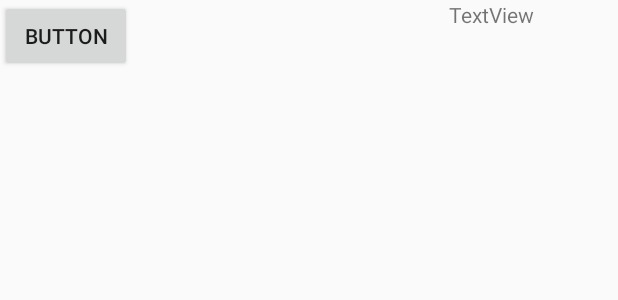
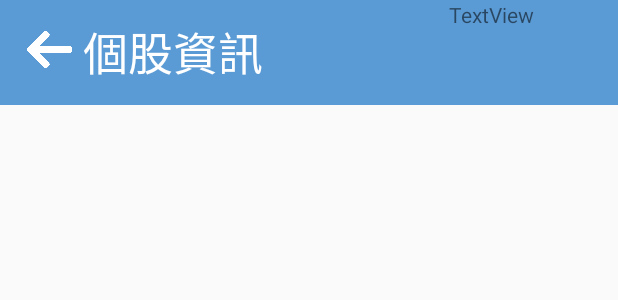
Before and after one commit to yishantsai13/Stockbot, an Android app: the layout second.xml on its own in the app's theme, with its tools: preview values and no code run, on a phone screen of 412 x 824 dp. Shown: the top 300 px of the screen. Run offline under Robolectric (Android 15) with nearby library versions, the phone set to English and light mode, and no system bars.

Commit message:
stock layout

```diff
--- a/app/build.gradle
+++ b/app/build.gradle
@@ -23,6 +23,7 @@ dependencies {
     implementation 'com.android.support:appcompat-v7:26.1.0'
     implementation 'com.android.support.constraint:constraint-layout:1.0.2'
     implementation 'com.google.firebase:firebase-database:11.8.0'
+    implementation 'com.android.support:design:26.1.0'
     testImplementation 'junit:junit:4.12'
     androidTestImplementation 'com.android.support.test:runner:1.0.1'
     androidTestImplementation 'com.android.support.test.espresso:espresso-core:3.0.1'
--- a/app/src/main/java/com/example/owowowowo/stockbot/homepage.java
+++ b/app/src/main/java/com/example/owowowowo/stockbot/homepage.java
@@ -22,7 +22,7 @@ public class homepage extends AppCompatActivity {
             @Override
             public void onClick(View v) {
                 Intent i = new Intent();
-                i.setClass(homepage.this, today.class);
+                i.setClass(homepage.this, MainActivity.class);
                 startActivity(i);
             }
         });
--- a/app/src/main/res/layout/second.xml
+++ b/app/src/main/res/layout/second.xml
@@ -5,20 +5,41 @@
     android:layout_width="match_parent"
     android:layout_height="match_parent">
 
+    <LinearLayout
+        android:id="@+id/bar_stock"
+        android:layout_height="70dp"
+        android:layout_width="match_parent"
+        android:orientation="horizontal"
+        android:background="@color/mainblue">
+
+
+        <ImageButton
+            android:id="@+id/back1"
+            android:layout_width="45dp"
+            android:layout_height="30dp"
+            android:src="@drawable/left"
+            android:adjustViewBounds="true"
+            android:background="@color/mainblue"
+            android:layout_marginTop="18dp"
+            android:layout_marginLeft="10dp"
+            android:scaleType="centerInside"
+            />
+        <TextView
+            android:layout_width="match_parent"
+            android:layout_height="70dp"
+            android:background="@color/mainblue"
+            android:paddingTop="12dp"
+            android:text="@string/stockText"
+            android:textColor="@color/white"
+            android:textSize="30sp"
+            />
+    </LinearLayout>
+
     <ListView
         android:id="@+id/lv1"
-        android:layout_width="0dp"
-        android:layout_height="0dp"
-        android:layout_marginBottom="8dp"
-        android:layout_marginEnd="8dp"
-        android:layout_marginLeft="8dp"
-        android:layout_marginRight="8dp"
-        android:layout_marginStart="8dp"
-        android:layout_marginTop="40dp"
-        app:layout_constraintBottom_toBottomOf="parent"
-        app:layout_constraintEnd_toEndOf="parent"
-        app:layout_constraintStart_toStartOf="parent"
-        app:layout_constraintTop_toTopOf="parent" />
+        android:layout_width="wrap_content"
+        android:layout_height="wrap_content"
+        app:layout_constraintTop_toBottomOf="@id/bar_stock" />
 
     <TextView
         android:id="@+id/tv1"
@@ -30,12 +51,5 @@
         app:layout_constraintEnd_toEndOf="parent"
         app:layout_constraintTop_toTopOf="parent" />
 
-    <Button
-        android:id="@+id/back1"
-        android:layout_width="wrap_content"
-        android:layout_height="wrap_content"
-        android:text="Button"
-        app:layout_constraintStart_toStartOf="parent"
-        app:layout_constraintTop_toTopOf="parent" />
 
 </android.support.constraint.ConstraintLayout>
--- a/app/src/main/res/values/colors.xml
+++ b/app/src/main/res/values/colors.xml
@@ -3,4 +3,7 @@
     <color name="colorPrimary">#3F51B5</color>
     <color name="colorPrimaryDark">#303F9F</color>
     <color name="colorAccent">#FF4081</color>
+    <color name="mainblue">#5b9bd5</color>
+    <color name="white">#ffffff</color>
+
 </resources>
--- a/app/src/main/res/values/strings.xml
+++ b/app/src/main/res/values/strings.xml
@@ -3,4 +3,5 @@
     <string name="enterBtn">進入</string>
     <string name="hihi"></string>
     <string name="welcomeText">您好啊!\n今天天氣真好</string>
+    <string name="stockText">個股資訊</string>
 </resources>
--- a/app/src/main/res/values/styles.xml
+++ b/app/src/main/res/values/styles.xml
@@ -6,6 +6,11 @@
         <item name="colorPrimary">@color/colorPrimary</item>
         <item name="colorPrimaryDark">@color/colorPrimaryDark</item>
         <item name="colorAccent">@color/colorAccent</item>
+
     </style>
 
+    <style name="AppTheme.AppBarOverlay" parent="ThemeOverlay.AppCompat.Dark.ActionBar" />
+
+    <style name="AppTheme.PopupOverlay" parent="ThemeOverlay.AppCompat.Light" />
+
 </resources>
```
Also changed, not shown: app/src/main/AndroidManifest.xml (+3 -5 lines), app/src/main/java/com/example/owowowowo/stockbot/MainActivity.java (+9 -9 lines), app/src/main/res/layout/activity_homepage.xml (+12 -9 lines), app/src/main/res/layout/activity_main.xml (+48 -18 lines), app/src/main/res/layout/third.xml (+31 -9 lines), app/src/main/res/drawable/aaa.png (added), app/src/main/res/drawable/back.png (added), app/src/main/res/drawable/left.png (added).
